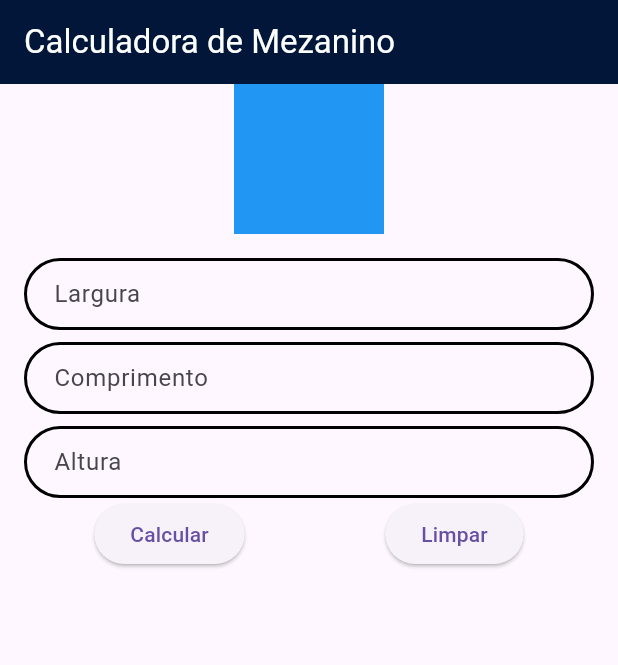
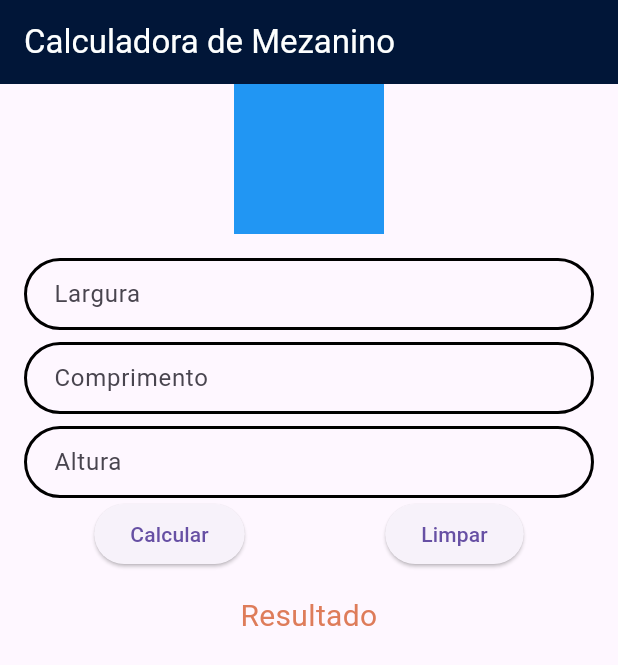
Before and after one commit to rickd3v/mez_calculator, a Flutter app: the screen it shows after launch, after a tap on "Calcular", on a phone screen of 412 x 824 dp. Shown: the top 665 px of the screen. Run offline on Flutter 3.47's test engine with Material 3 defaults, Android fonts, the phone set to English and light mode, and no system bars.

```diff
--- a/lib/pages/home_page.dart
+++ b/lib/pages/home_page.dart
@@ -11,6 +11,27 @@ class HomePage extends StatefulWidget {
 
 class _HomePageState extends State<HomePage> {
   final _formKey = GlobalKey<FormState>();
+
+  String displayText = "Resultado";
+
+  TextEditingController widthController = TextEditingController();
+  TextEditingController lengthController = TextEditingController();
+  TextEditingController heightController = TextEditingController();
+
+  void _calculate() {
+    //Calculate m²
+    double width = double.parse(widthController.text);
+    double length = double.parse(lengthController.text);
+    double result = width * length;
+
+    //Calculate space / 1.25
+    double supportSpace = length / 1.25;
+
+    setState(() {
+      displayText =
+          "Área: ${result.toString()}m² \n : ${supportSpace.toString()}";
+    });
+  }
 
   @override
   Widget build(BuildContext context) {
@@ -37,7 +58,8 @@ class _HomePageState extends State<HomePage> {
               child: Column(
                 children: [
                   TextFormField(
-                    //keyboardType: TextInputType.number,
+                    controller: widthController,
+                    keyboardType: TextInputType.number,
                     decoration: getFormsInputDecoration("Largura"),
                     validator: (String? value) {
                       if (value == null) {
@@ -50,6 +72,7 @@ class _HomePageState extends State<HomePage> {
                     height: 8,
                   ),
                   TextFormField(
+                    controller: lengthController,
                     keyboardType: TextInputType.number,
                     decoration: getFormsInputDecoration("Comprimento"),
                   ),
@@ -57,6 +80,7 @@ class _HomePageState extends State<HomePage> {
                     height: 8,
                   ),
                   TextFormField(
+                    controller: heightController,
                     keyboardType: TextInputType.number,
                     decoration: getFormsInputDecoration("Altura"),
                   ),
@@ -65,7 +89,7 @@ class _HomePageState extends State<HomePage> {
                     children: [
                       ElevatedButton(
                         onPressed: () {
-                          buttonCalculate();
+                          _calculate();
                         },
                         child: Text('Calcular'),
                       ),
@@ -79,6 +103,14 @@ class _HomePageState extends State<HomePage> {
               ),
             ),
           ),
+          Text(
+            displayText,
+            style: TextStyle(
+              color: CustomColors().getSecundaryColor(),
+              fontSize: 20,
+            ),
+            textAlign: TextAlign.center,
+          )
         ],
       ),
     );
```
Also changed, not shown: lib/shared/models/calculate_memory.dart (added).
